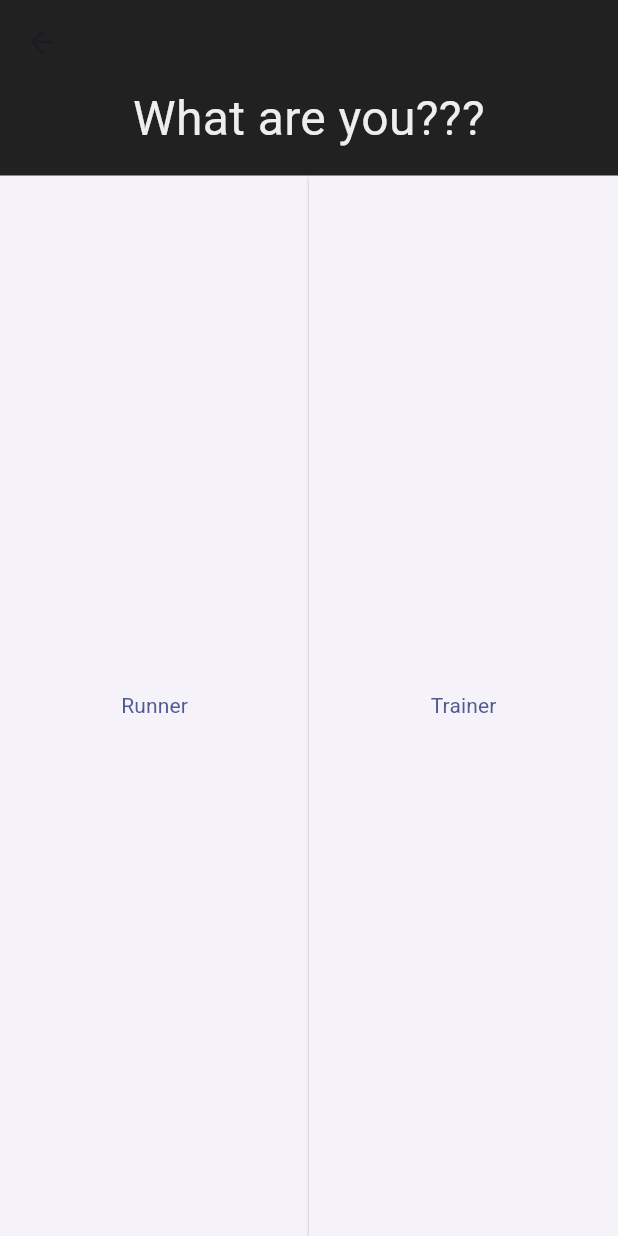
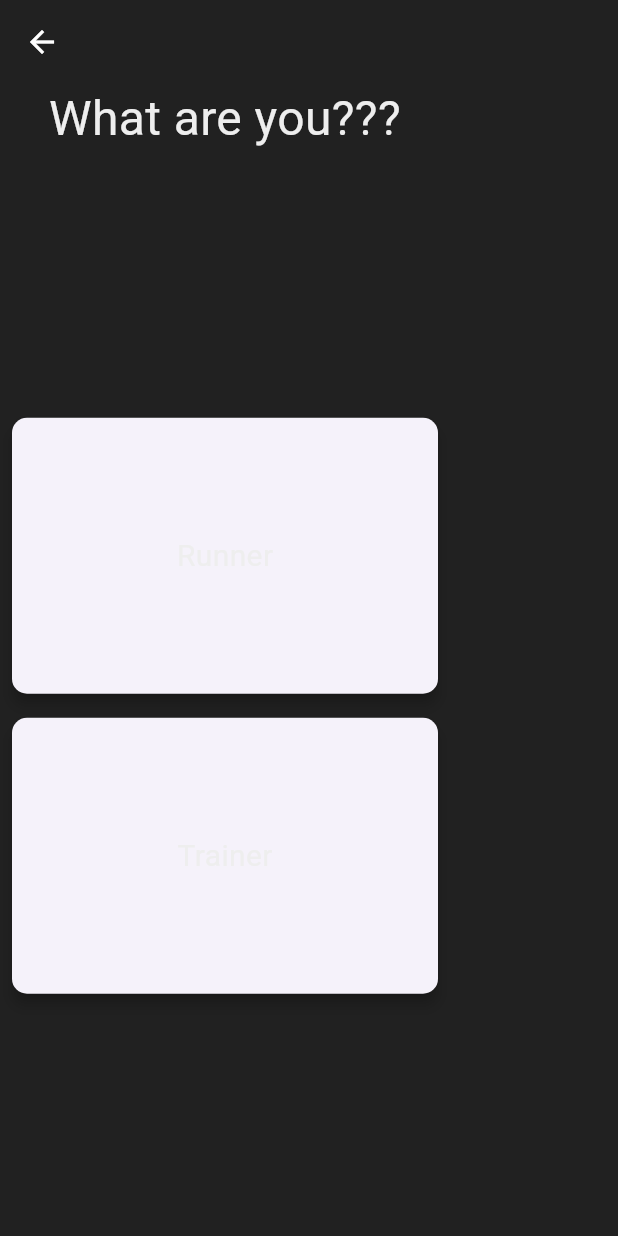
Before and after one commit to MimikBoy/rat_app, a Flutter app: the screen it shows after launch, after a tap on "Continue", on a phone screen of 412 x 824 dp. Run offline on Flutter 3.47's test engine with Material 3 defaults, Android fonts, the phone set to English and light mode, and no system bars; our stand-ins replace flutter_bluetooth_serial, flutter_phoenix, logger, permission_handler, shared_preferences; missing offline and left inert: encrypt, flutter_background_service, flutter_file_dialog.

Commit message:
Fixed default icon colours

```diff
--- a/lib/main.dart
+++ b/lib/main.dart
@@ -30,11 +30,20 @@
         highlightColor: const Color.fromARGB(44, 58, 69, 108),
          appBarTheme: AppBarTheme(
           backgroundColor: Color.fromARGB(255, 33, 33, 33), // Slightly lighter grey
+          iconTheme: IconThemeData(color: Colors.white),
+          titleTextStyle: TextStyle(
+            color: Colors.white, // Set the title text color to white
+            fontSize: 19, // Set the font size for the title
+            fontWeight: FontWeight.bold, // Set the font weight for the title
+          ),
         ),
         bottomNavigationBarTheme: BottomNavigationBarThemeData(
           backgroundColor: Colors.black, // Slightly lighter grey
           selectedItemColor: Color.fromARGB(255, 100, 181, 246),
           unselectedItemColor: Color.fromARGB(255, 158, 158, 158),
+        ),
+        iconTheme: IconThemeData(
+          color: Colors.white, // set your default icon color here
         ),
         colorScheme: ColorScheme.fromSeed(seedColor: const Color.fromARGB(255, 9, 52, 211)),
         textTheme: ThemeData.dark().textTheme.apply(
--- a/lib/runner_screens.dart
+++ b/lib/runner_screens.dart
@@ -31,7 +31,7 @@
 
 
   IconButton leadingIcon = IconButton(
-          icon: const Icon(Icons.circle_outlined, size: 30, color: Colors.white),
+          icon: const Icon(Icons.circle_outlined, size: 30),
           onPressed: () {
             Logger().i('Profile button pressed');
           },
@@ -78,13 +78,13 @@
         appBarTitle = 'About';
       }
       leadingIcon = IconButton(
-        icon: const Icon(Icons.arrow_back_ios_rounded, size: 30, color:Colors.white),
+        icon: const Icon(Icons.arrow_back, size: 30),
         onPressed: () {
           setState(() {
             screenIndex = 2;
             appBarTitle = 'Settings';
             leadingIcon = IconButton(
-              icon: const Icon(Icons.circle_outlined, size: 30, color:Colors.white),
+              icon: const Icon(Icons.circle_outlined, size: 30),
               onPressed: () {
                 Logger().i('Profile button pressed');
               },
@@ -105,7 +105,7 @@
         page = RunnerHomePage();
         setState(() {
             leadingIcon = IconButton(
-              icon: const Icon(Icons.circle_outlined, size: 30, color:Colors.white),
+              icon: const Icon(Icons.circle_outlined, size: 30),
               onPressed: () {
                 Logger().i('Profile button pressed');
               },
@@ -116,7 +116,7 @@
         page = const RunnerDownloadPage();
         setState(() {
             leadingIcon = IconButton(
-              icon: const Icon(Icons.circle_outlined, size: 30, color:Colors.white),
+              icon: const Icon(Icons.circle_outlined, size: 30),
               onPressed: () {
                 Logger().i('Profile button pressed');
               },
@@ -127,7 +127,7 @@
         page = RunnerSettingsPage(changeSettingScreen: _changeSettingsScreen,);
         setState(() {
             leadingIcon = IconButton(
-              icon: const Icon(Icons.circle_outlined, size: 30, color: Colors.white),
+              icon: const Icon(Icons.circle_outlined, size: 30),
               onPressed: () {
                 Logger().i('Profile button pressed');
               },
@@ -144,7 +144,7 @@
     return Scaffold(
       appBar: AppBar(
         centerTitle: true,
-        title: Text(appBarTitle, style: const TextStyle(fontSize: 19, color: Colors.white)),
+        title: Text(appBarTitle),
         leading: leadingIcon,
         actions: [
           IconButton(
--- a/lib/welcome_screen.dart
+++ b/lib/welcome_screen.dart
@@ -81,10 +81,11 @@
             Navigator.pop(context);
             Logger().i('Back button pressed');
           },
-          icon: const Icon(Icons.arrow_back))
+          icon: const Icon(Icons.arrow_back, color: Colors.white)
+          )
       ),
       body: Column(
-        crossAxisAlignment: CrossAxisAlignment.stretch, // stretches children horizontally
+        mainAxisSize: MainAxisSize.min, // stretches children horizontally
         children: [
           Padding(
             padding: const EdgeInsets.only(bottom: 15.0),
@@ -95,47 +96,60 @@
             ),
           ),
           Expanded(
-            child: Row(
-              crossAxisAlignment: CrossAxisAlignment.stretch, // makes buttons fill vertical space
+            child: Column(
+              crossAxisAlignment: CrossAxisAlignment.center,
+              mainAxisAlignment: MainAxisAlignment.center,
               children: [
-                Expanded(
-                  child: ElevatedButton(
-                    onPressed: () {
+                SizedBox(
+                  height: 200,
+                  width: 300,
+                  child: Card(
+                    shape: RoundedRectangleBorder(
+                      borderRadius: BorderRadius.circular(10.0),
+                    ),
+                    elevation: 4.0,
+                    margin: const EdgeInsets.all(8.0),
+                    child: InkWell(
+                      borderRadius: BorderRadius.circular(10.0),
+                      onTap: () {
                         Navigator.push(
                           context,
                           pageTransSwipeLeft(DataScreen(onContinue: onContinue,)),
                         );
                       },
-                    style: ElevatedButton.styleFrom(
-                      padding: EdgeInsets.zero,
-                      shape: RoundedRectangleBorder(borderRadius: BorderRadius.zero),
-                    ),
-                    child: Stack(
-                      alignment: Alignment.center,
-                      children: [
-                        const Text('Runner'),
-                      ],
+                      child: Center(
+                        child: const Text(
+                          'Runner',
+                          style: TextStyle(fontSize: 20),
                         ),
                       ),
                     ),
-                Expanded(
-                  child: ElevatedButton(
-                    onPressed: () {
-                      // Fokko put your trainer screen data input screen here.
+                  ),
+                ),
+                SizedBox(
+                  height: 200,
+                  width: 300,
+                  child: Card(
+                    shape: RoundedRectangleBorder(
+
+                      borderRadius: BorderRadius.circular(10.0),
+                    ),
+                    elevation: 4.0,
+                    margin: const EdgeInsets.all(8.0),
+                    child: InkWell(
+                      borderRadius: BorderRadius.circular(10.0),
+                      onTap: () {
                         Navigator.push(
                           context,
                           pageTransSwipeLeft(TrainerDataScreen(onContinue: onContinue,)),
                         );
                       },
-                    style: ElevatedButton.styleFrom(
-                      padding: EdgeInsets.zero,
-                      shape: RoundedRectangleBorder(borderRadius: BorderRadius.zero),
+                      child: Center(
+                        child: const Text(
+                          'Trainer',
+                          style: TextStyle(fontSize: 20),
                         ),
-                    child: Stack(
-                      alignment: Alignment.center,
-                      children: [
-                        const Text('Trainer'),
-                      ],
+                      ),
                     ),
                   ),
                 ),
```
Lines whose indentation alone changed are shown as unchanged.
